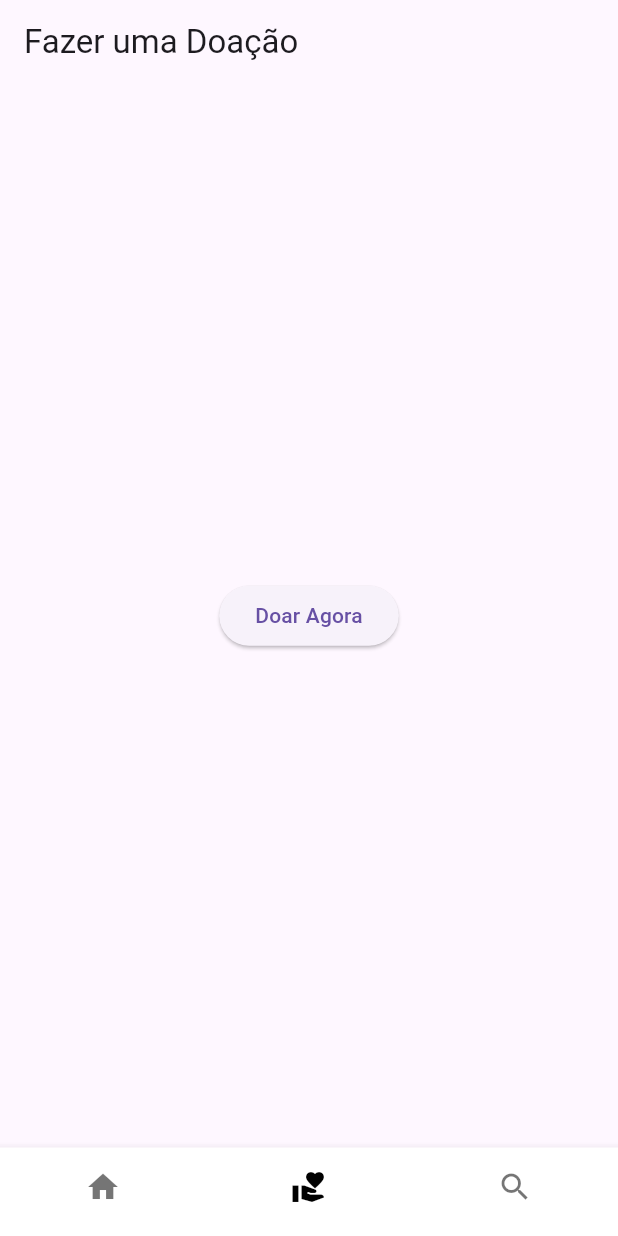
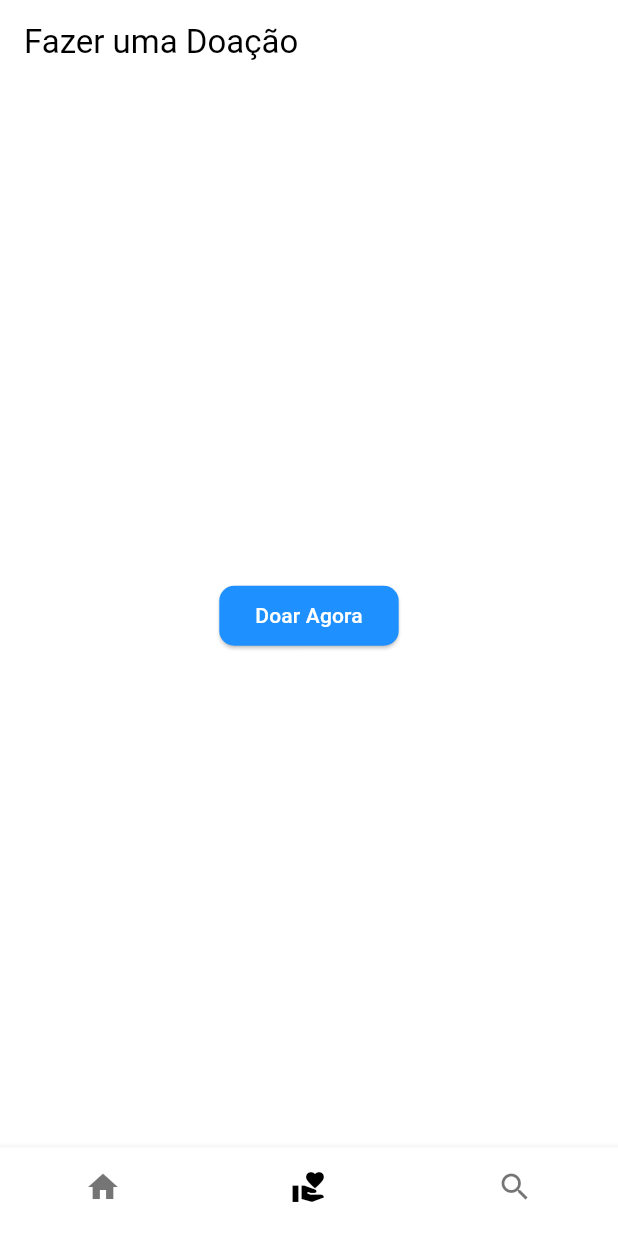
Before and after one commit to Amparo-Coletivo/fatec-dsm-pi-5sem, a Flutter app: the screen it shows after launch, item 2 of the bottom bar chosen, on a phone screen of 412 x 824 dp. Run offline on Flutter 3.47's test engine with Material 3 defaults, Android fonts, the phone set to English and light mode, and no system bars; our stand-ins replace skeletonizer.

Commit message:
Update main.dart

```diff
--- a/Code/amparo_coletivo/lib/main.dart
+++ b/Code/amparo_coletivo/lib/main.dart
@@ -14,6 +14,30 @@ class MyApp extends StatelessWidget {
       debugShowCheckedModeBanner: false,
       title: 'Amparo Coletivo',
       home: const MainNavigation(),
+      theme: ThemeData(
+        primarySwatch: Colors.blue,
+        scaffoldBackgroundColor: Colors.white,
+        appBarTheme: const AppBarTheme(
+          backgroundColor: Colors.white,
+          foregroundColor: Colors.black,
+          elevation: 0,
+        ),
+        textTheme: const TextTheme(
+          bodyLarge: TextStyle(color: Colors.black),
+          bodyMedium: TextStyle(color: Colors.black),
+        ),
+        elevatedButtonTheme: ElevatedButtonThemeData(
+          style: ElevatedButton.styleFrom(
+            backgroundColor: const Color(0xFF1E90FF),
+            foregroundColor: Colors.white,
+            shape: RoundedRectangleBorder(
+              borderRadius: BorderRadius.circular(10),
+            ),
+          ),
+        ),
+      ),
+      darkTheme: ThemeData.dark(),
+      themeMode: ThemeMode.light,
     );
   }
 }
```
